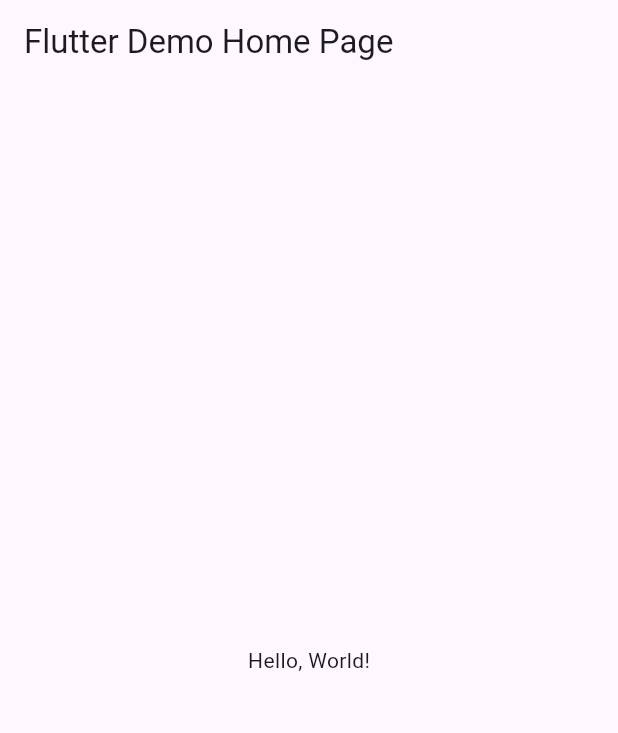
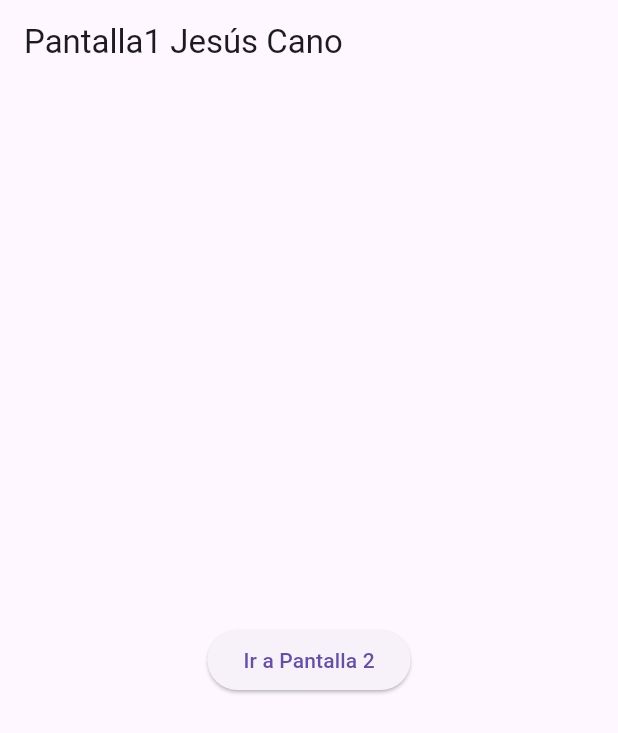
Before and after one commit to JesusRafaelCanoFlores5A/P12-EntrePaginas-6J, a Flutter app: the screen it shows after launch, on a phone screen of 412 x 824 dp. Shown: the top 733 px of the screen. Run offline on Flutter 3.47's test engine with Material 3 defaults, Android fonts, the phone set to English and light mode, and no system bars.

```diff
--- a/lib/main.dart
+++ b/lib/main.dart
@@ -1,43 +1,22 @@
 import 'package:flutter/material.dart';
+import 'package:cano/pantalla1.dart';
+import 'package:cano/pantalla2.dart';
 
-void main() => runApp(MyApp());
+void main() => runApp(const AppEntrePaginas());
 
-class MyApp extends StatelessWidget {
-  const MyApp({super.key});
-  // This widget is the root of your application.
+class AppEntrePaginas extends StatelessWidget {
+  const AppEntrePaginas({Key? key}) : super(key: key);
+
   @override
   Widget build(BuildContext context) {
     return MaterialApp(
-      // Application name
-      title: 'Flutter Hello World',
-      // Application theme data, you can set the colors for the application as
-      // you want
-      theme: ThemeData(
-        // useMaterial3: true,
-        primarySwatch: Colors.blue,
-      ),
-      // A widget which will be started on application startup
-      home: MyHomePage(title: 'Flutter Demo Home Page'),
-    );
-  }
-}
-
-class MyHomePage extends StatelessWidget {
-  final String title;
-  const MyHomePage({super.key, required this.title});
-
-  @override
-  Widget build(BuildContext context) {
-    return Scaffold(
-      appBar: AppBar(
-        // The title text which will be shown on the action bar
-        title: Text(title),
-      ),
-      body: Center(
-        child: Text(
-          'Hello, World!',
-        ),
-      ),
-    );
-  }
-}
+      debugShowCheckedModeBanner: false,
+      title: "Web Jesús Cano",
+      initialRoute: "/",
+      routes: {
+        "/": (context) => const Pantalla1(),
+        "/pantalla2": (context) => const Pantalla2(),
+      }, //Ruta entre páginas
+    ); //Return Material
+  } //Widget
+} //Clase App Entre Paginas
--- /dev/null
+++ b/lib/pantalla1.dart
@@ -0,0 +1,24 @@
+import 'package:flutter/material.dart';
+import 'package:cano/pantalla2.dart';
+
+class Pantalla1 extends StatelessWidget {
+  const Pantalla1({Key? key}) : super(key: key);
+
+  @override
+  Widget build(BuildContext context) {
+    return Scaffold(
+      appBar: AppBar(
+        title: Text('Pantalla1 Jesús Cano'),
+      ),
+      body: Center(
+        child: ElevatedButton(
+          child: const Text("Ir a Pantalla 2"),
+          onPressed: () {
+            Navigator.pushNamed(context, "/pantalla2",
+                arguments: "La mensa Pantalla1"); //Fin Navigator
+          }, //Fin OnPressed presionando botón
+        ),
+      ),
+    );
+  }
+} //Fin Clase pantalla1
```
Also changed, not shown: lib/pantalla2.dart (added, +28 -0 lines).
